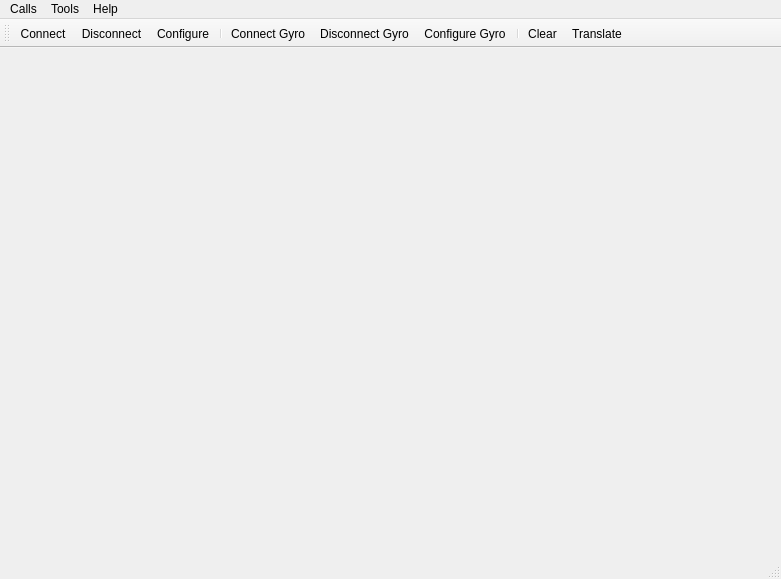
FrancesoM/ARMBand_PCB, file SOFTWARE/Serial_Analyzer/mainwindow.ui: the form before one commit.
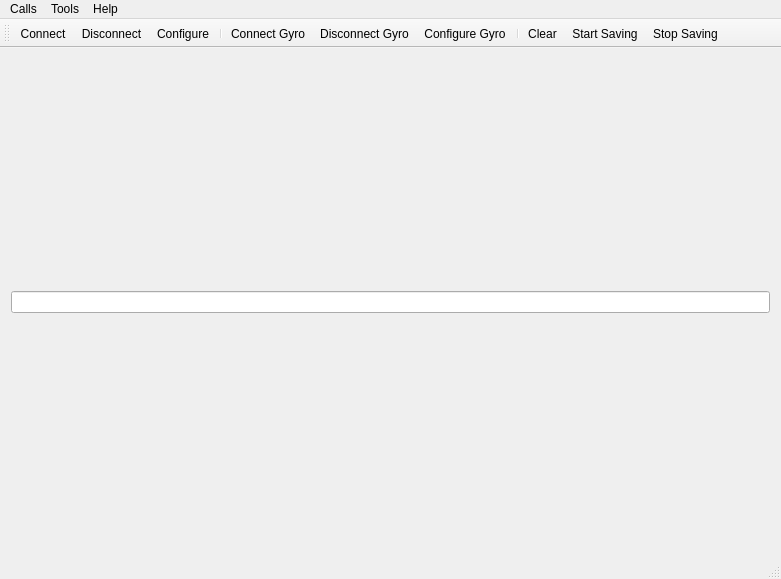
The form after the commit. Icons and pictures are not drawn.

What changed in the file:
```diff
--- a/SOFTWARE/Serial_Analyzer/mainwindow.ui
+++ b/SOFTWARE/Serial_Analyzer/mainwindow.ui
@@ -22,6 +22,13 @@
       </item>
      </layout>
     </item>
+    <item>
+     <layout class="QHBoxLayout" name="horizontalLayout">
+      <item>
+       <widget class="QLineEdit" name="filename"/>
+      </item>
+     </layout>
+    </item>
    </layout>
   </widget>
   <widget class="QMenuBar" name="menuBar">
@@ -30,7 +37,7 @@
      <x>0</x>
      <y>0</y>
      <width>781</width>
-     <height>20</height>
+     <height>26</height>
     </rect>
    </property>
    <widget class="QMenu" name="menuCalls">
@@ -51,7 +58,8 @@
     <addaction name="actionConfigure"/>
     <addaction name="actionConfigureGyro"/>
     <addaction name="actionClear"/>
-    <addaction name="actionTranslate"/>
+    <addaction name="actionStart_Saving"/>
+    <addaction name="actionStop_Saving"/>
    </widget>
    <widget class="QMenu" name="menuHelp">
     <property name="title">
@@ -80,7 +88,8 @@
    <addaction name="actionConfigureGyro"/>
    <addaction name="separator"/>
    <addaction name="actionClear"/>
-   <addaction name="actionTranslate"/>
+   <addaction name="actionStart_Saving"/>
+   <addaction name="actionStop_Saving"/>
   </widget>
   <widget class="QStatusBar" name="statusBar"/>
   <action name="actionAbout">
@@ -198,13 +207,22 @@
     <string>Configure Gyro</string>
    </property>
   </action>
-  <action name="actionTranslate">
+  <action name="actionStart_Saving">
    <property name="icon">
     <iconset resource="terminal.qrc">
-     <normaloff>:/images/tra.png</normaloff>:/images/tra.png</iconset>
+     <normaloff>:/images/532.png</normaloff>:/images/532.png</iconset>
    </property>
    <property name="text">
-    <string>Translate</string>
+    <string>Start Saving</string>
+   </property>
+  </action>
+  <action name="actionStop_Saving">
+   <property name="icon">
+    <iconset resource="terminal.qrc">
+     <normaloff>:/images/010_x-512.png</normaloff>:/images/010_x-512.png</iconset>
+   </property>
+   <property name="text">
+    <string>Stop Saving</string>
    </property>
   </action>
  </widget>
```
